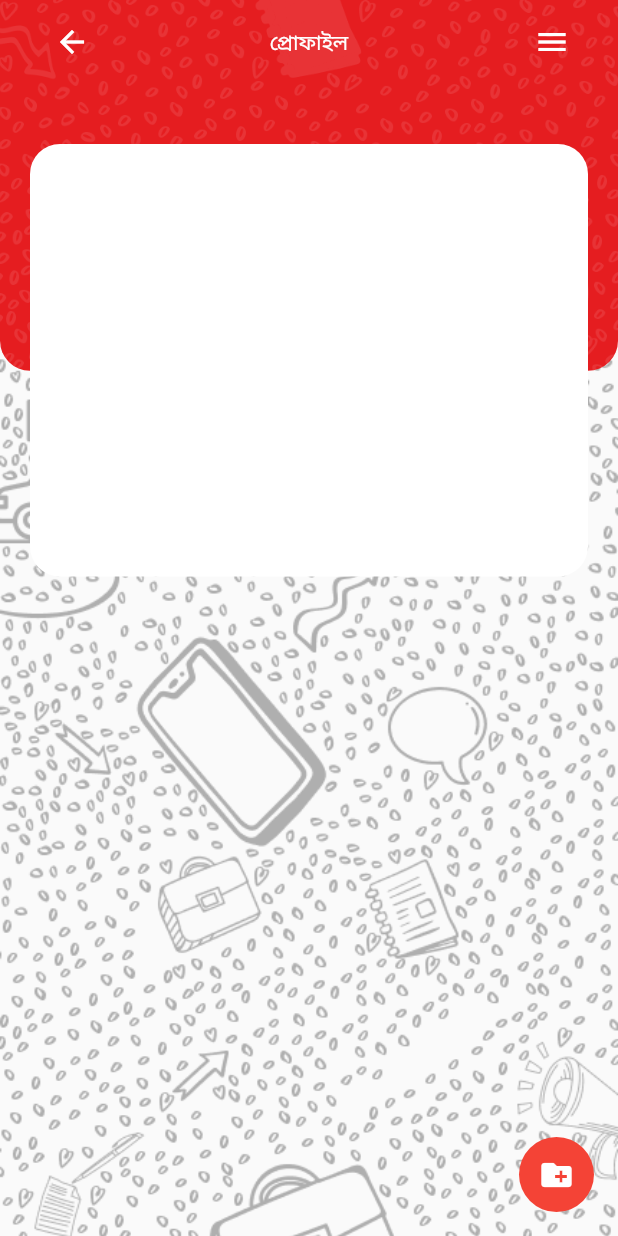
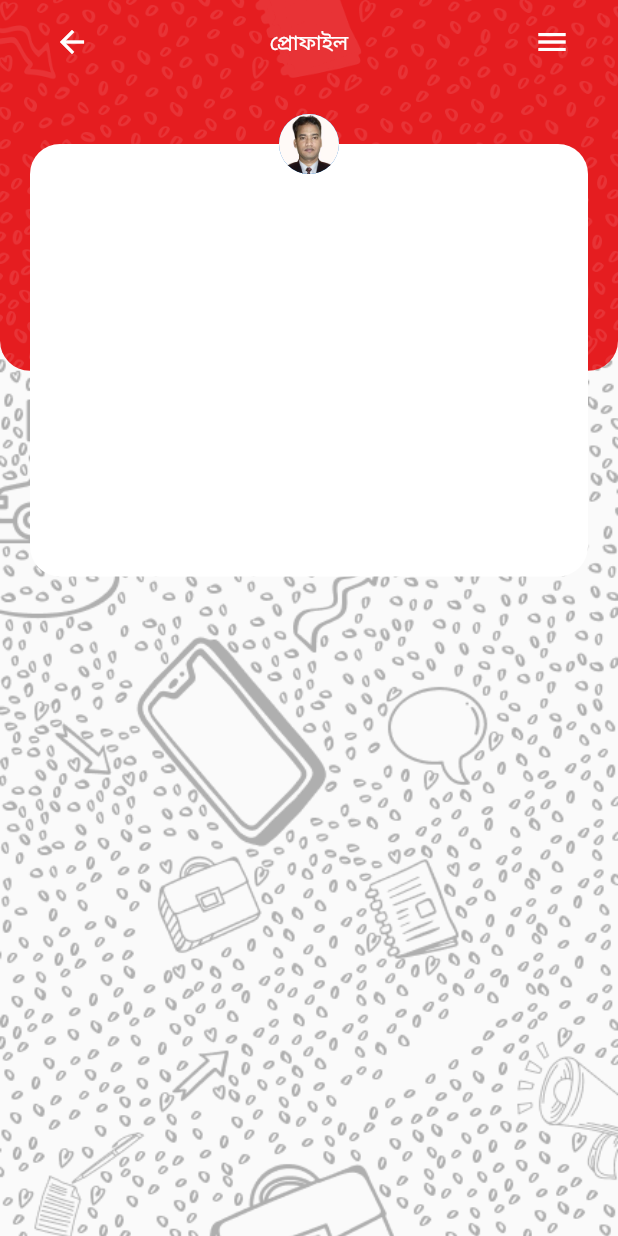
Before and after one commit to Palash-Chandra-Roy/Connects, a Flutter app: the ProfileScreen screen opened directly, on a phone screen of 412 x 824 dp. Run offline on Flutter 3.47's test engine with Material 2 defaults, Android fonts, the phone set to English and light mode, and no system bars; our stand-ins replace dots_indicator, flutter_svg, get.

Commit message:
9th Commit

```diff
--- a/lib/Screen/Profile Screen/profile_screen.dart
+++ b/lib/Screen/Profile Screen/profile_screen.dart
@@ -35,49 +35,59 @@ class ProfileScreen extends StatelessWidget {
                   padding: EdgeInsets.symmetric(
                     horizontal: 20,
                   ),
-                  child:AppBar(
+                  child: AppBar(
                     elevation: 0,
-                    centerTitle:true,
+                    centerTitle: true,
                     backgroundColor: Colors.transparent,
                     //iconTheme:IconThemeData(color: Colors.white),
-                    title:Text(
+                    title: Text(
                       "প্রোফাইল",
                       style: TextStyle(fontSize: 14, color: Colors.white),
                     ),
-                    actions:[
+                    actions: [
                       IconButton(
-                          onPressed: (){
-                          },
-                          icon:Icon(
+                          onPressed: () {},
+                          icon: Icon(
                             Icons.menu,
-                            color:Colors.white,
+                            color: Colors.white,
                           )),
                     ],
                   ),
                 ),
                 Padding(
-                  padding:EdgeInsets.only(left: 20, right: 20, top: 40),
-                  child:Container(
-                    height:size.height *0.35,
-                    width:size.width,
-                    decoration:BoxDecoration(
-                        borderRadius: BorderRadius.all(Radius.circular(20)),
-                        color:Colors.white),
-                  ),
-                ),
+                    padding: EdgeInsets.only(left: 20, right: 20, top: 40),
+                    child: Stack(
+                      alignment: Alignment.bottomCenter,
+                      clipBehavior: Clip.none,
+                      children: [
+                        Container(
+                          height: size.height * 0.35,
+                          width: size.width,
+                          decoration: BoxDecoration(
+                              borderRadius:
+                                  BorderRadius.all(Radius.circular(20)),
+                              color: Colors.white),
+                              child: Column(
+                                children: [
+                                  Text("data")
+                                ],
+                              ),
+                        ),
+                        Positioned(
+                            top: -20,
+                            child: CircleAvatar(
+                              radius: 20,
+
+                              backgroundImage: AssetImage(
+                                "assets/image/palash.jpg",
+                              ),
+                            )),
+
+                      ],
+                    )),
               ],
-            )
+            ),
           ],
-        ),
-      ),
-       floatingActionButton: CircleAvatar(
-        backgroundColor: Colors.red,
-        radius: 25,
-        child: Center(
-          child: Icon(
-            Icons.create_new_folder,
-            color: Colors.white,
-          ),
         ),
       ),
     );
```
Also changed, not shown: lib/Screen/Massege Screen/massege_screen.dart (+19 -21 lines).
